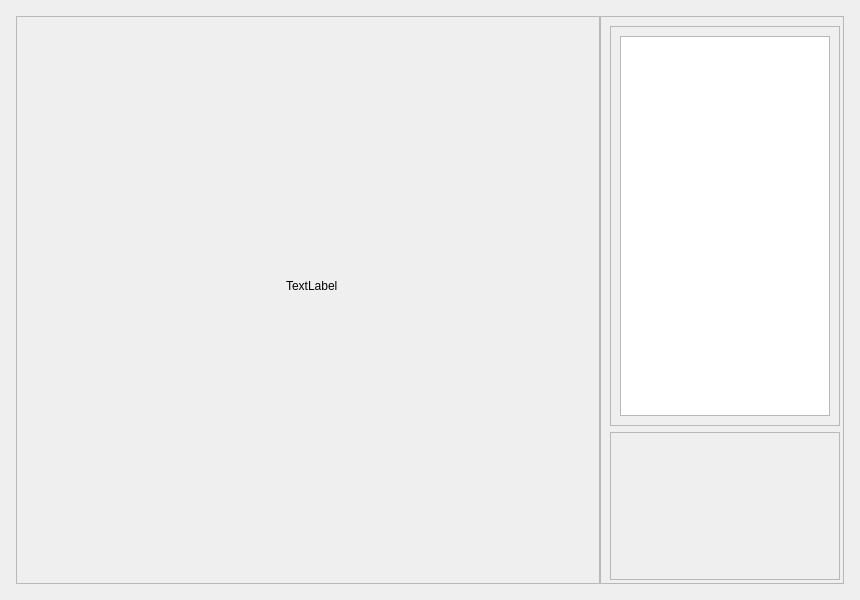
Above: gui/uis/pages/main_pages.ui from trebladev/mov_gui before the change. Below: the same form after it.
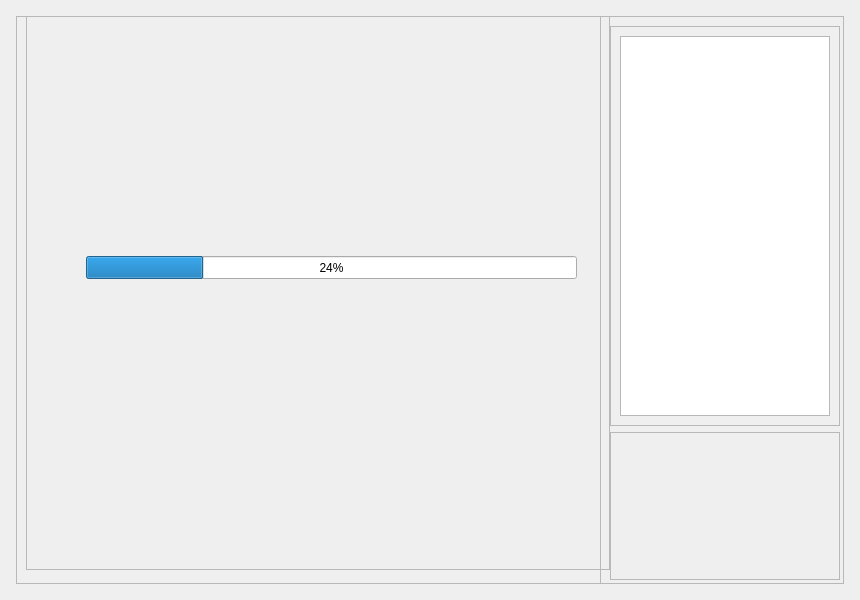
That is the form after the change.

```diff
--- a/gui/uis/pages/main_pages.ui
+++ b/gui/uis/pages/main_pages.ui
@@ -254,10 +254,13 @@
           </layout>
          </widget>
          <widget class="QFrame" name="page2_left">
+          <property name="enabled">
+           <bool>true</bool>
+          </property>
           <property name="geometry">
            <rect>
-            <x>0</x>
-            <y>0</y>
+            <x>10</x>
+            <y>-20</y>
             <width>584</width>
             <height>574</height>
            </rect>
@@ -281,6 +284,19 @@
             <string>TextLabel</string>
            </property>
           </widget>
+          <widget class="QProgressBar" name="progressBar">
+           <property name="geometry">
+            <rect>
+             <x>60</x>
+             <y>260</y>
+             <width>491</width>
+             <height>23</height>
+            </rect>
+           </property>
+           <property name="value">
+            <number>24</number>
+           </property>
+          </widget>
          </widget>
         </widget>
        </item>
```
